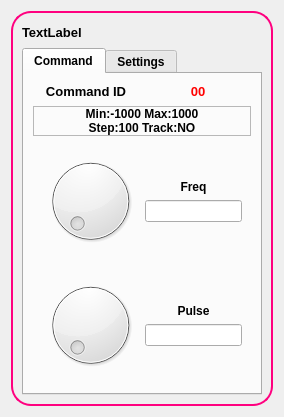
First picture: the form in siggenW.ui, repository devlabnet/YASP, before the edit.
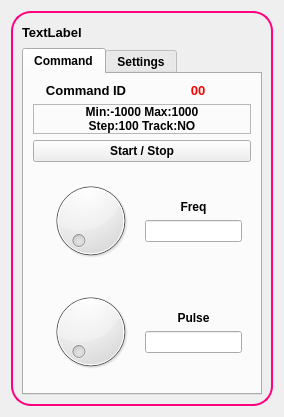
Second picture: the form after the edit. Icons and pictures are not drawn. Custom widgets are drawn as their Qt base class.

Commit message: 02/04/2019 at 14:01:03  / sig gen not good  M buttonW.ui  M dialW.ui  M mainwindow.cpp AM precisepolling.cpp AM precisepolling.h  M siggenW.ui  M siggenw.cpp  M siggenw.h  M sliderW.ui  M widgetsarealayout.cpp  M widgetswindow.ui  M yasp.pro

```diff
--- a/siggenW.ui
+++ b/siggenW.ui
@@ -158,7 +158,135 @@
           <string>Command</string>
          </attribute>
          <layout class="QGridLayout" name="gridLayout">
-          <item row="6" column="0" rowspan="2" colspan="4">
+          <item row="4" column="0" rowspan="2" colspan="4">
+           <widget class="QFrame" name="frameFreq">
+            <property name="frameShape">
+             <enum>QFrame::NoFrame</enum>
+            </property>
+            <property name="frameShadow">
+             <enum>QFrame::Sunken</enum>
+            </property>
+            <property name="lineWidth">
+             <number>0</number>
+            </property>
+            <layout class="QHBoxLayout" name="horizontalLayout_4">
+             <item>
+              <spacer name="horizontalSpacer_3">
+               <property name="orientation">
+                <enum>Qt::Horizontal</enum>
+               </property>
+               <property name="sizeType">
+                <enum>QSizePolicy::Expanding</enum>
+               </property>
+               <property name="sizeHint" stdset="0">
+                <size>
+                 <width>10</width>
+                 <height>20</height>
+                </size>
+               </property>
+              </spacer>
+             </item>
+             <item>
+              <widget class="QDial" name="freqSpin">
+               <property name="sizePolicy">
+                <sizepolicy hsizetype="Minimum" vsizetype="Minimum">
+                 <horstretch>0</horstretch>
+                 <verstretch>0</verstretch>
+                </sizepolicy>
+               </property>
+               <property name="focusPolicy">
+                <enum>Qt::StrongFocus</enum>
+               </property>
+               <property name="autoFillBackground">
+                <bool>false</bool>
+               </property>
+               <property name="minimum">
+                <number>1</number>
+               </property>
+               <property name="maximum">
+                <number>10000</number>
+               </property>
+              </widget>
+             </item>
+             <item>
+              <layout class="QVBoxLayout" name="verticalLayout_3">
+               <item>
+                <spacer name="verticalSpacer">
+                 <property name="orientation">
+                  <enum>Qt::Vertical</enum>
+                 </property>
+                 <property name="sizeHint" stdset="0">
+                  <size>
+                   <width>20</width>
+                   <height>2</height>
+                  </size>
+                 </property>
+                </spacer>
+               </item>
+               <item>
+                <widget class="QLabel" name="Value">
+                 <property name="font">
+                  <font>
+                   <weight>75</weight>
+                   <bold>true</bold>
+                  </font>
+                 </property>
+                 <property name="text">
+                  <string>Freq</string>
+                 </property>
+                 <property name="alignment">
+                  <set>Qt::AlignCenter</set>
+                 </property>
+                </widget>
+               </item>
+               <item>
+                <widget class="QLineEdit" name="freqVal">
+                 <property name="sizePolicy">
+                  <sizepolicy hsizetype="Minimum" vsizetype="Fixed">
+                   <horstretch>0</horstretch>
+                   <verstretch>0</verstretch>
+                  </sizepolicy>
+                 </property>
+                 <property name="maxLength">
+                  <number>10</number>
+                 </property>
+                </widget>
+               </item>
+               <item>
+                <spacer name="verticalSpacer_2">
+                 <property name="orientation">
+                  <enum>Qt::Vertical</enum>
+                 </property>
+                 <property name="sizeHint" stdset="0">
+                  <size>
+                   <width>20</width>
+                   <height>2</height>
+                  </size>
+                 </property>
+                </spacer>
+               </item>
+              </layout>
+             </item>
+             <item>
+              <spacer name="horizontalSpacer_4">
+               <property name="orientation">
+                <enum>Qt::Horizontal</enum>
+               </property>
+               <property name="sizeType">
+                <enum>QSizePolicy::Expanding</enum>
+               </property>
+               <property name="sizeHint" stdset="0">
+                <size>
+                 <width>2</width>
+                 <height>20</height>
+                </size>
+               </property>
+              </spacer>
+             </item>
+            </layout>
+           </widget>
+          </item>
+          <item row="7" column="0" rowspan="2" colspan="4">
            <widget class="QFrame" name="framePulse">
             <property name="frameShape">
              <enum>QFrame::NoFrame</enum>
@@ -197,6 +325,9 @@
                <property name="focusPolicy">
                 <enum>Qt::StrongFocus</enum>
                </property>
+               <property name="maximum">
+                <number>10000</number>
+               </property>
               </widget>
              </item>
              <item>
@@ -361,126 +492,23 @@
             </property>
            </widget>
           </item>
-          <item row="3" column="0" rowspan="2" colspan="4">
-           <widget class="QFrame" name="frameFreq">
-            <property name="frameShape">
-             <enum>QFrame::NoFrame</enum>
+          <item row="2" column="0" colspan="4">
+           <widget class="QPushButton" name="goBtn">
+            <property name="font">
+             <font>
+              <weight>75</weight>
+              <bold>true</bold>
+             </font>
             </property>
-            <property name="frameShadow">
-             <enum>QFrame::Sunken</enum>
+            <property name="focusPolicy">
+             <enum>Qt::NoFocus</enum>
             </property>
-            <property name="lineWidth">
-             <number>0</number>
+            <property name="text">
+             <string>Start / Stop</string>
             </property>
-            <layout class="QHBoxLayout" name="horizontalLayout_4">
-             <item>
-              <spacer name="horizontalSpacer_3">
-               <property name="orientation">
-                <enum>Qt::Horizontal</enum>
-               </property>
-               <property name="sizeType">
-                <enum>QSizePolicy::Expanding</enum>
-               </property>
-               <property name="sizeHint" stdset="0">
-                <size>
-                 <width>10</width>
-                 <height>20</height>
-                </size>
-               </property>
-              </spacer>
-             </item>
-             <item>
-              <widget class="QDial" name="freqSpin">
-               <property name="sizePolicy">
-                <sizepolicy hsizetype="Minimum" vsizetype="Minimum">
-                 <horstretch>0</horstretch>
-                 <verstretch>0</verstretch>
-                </sizepolicy>
-               </property>
-               <property name="focusPolicy">
-                <enum>Qt::StrongFocus</enum>
-               </property>
-               <property name="autoFillBackground">
-                <bool>false</bool>
-               </property>
-              </widget>
-             </item>
-             <item>
-              <layout class="QVBoxLayout" name="verticalLayout_3">
-               <item>
-                <spacer name="verticalSpacer">
-                 <property name="orientation">
-                  <enum>Qt::Vertical</enum>
-                 </property>
-                 <property name="sizeHint" stdset="0">
-                  <size>
-                   <width>20</width>
-                   <height>2</height>
-                  </size>
-                 </property>
-                </spacer>
-               </item>
-               <item>
-                <widget class="QLabel" name="Value">
-                 <property name="font">
-                  <font>
-                   <weight>75</weight>
-                   <bold>true</bold>
-                  </font>
-                 </property>
-                 <property name="text">
-                  <string>Freq</string>
-                 </property>
-                 <property name="alignment">
-                  <set>Qt::AlignCenter</set>
-                 </property>
-                </widget>
-               </item>
-               <item>
-                <widget class="QLineEdit" name="freqVal">
-                 <property name="sizePolicy">
-                  <sizepolicy hsizetype="Minimum" vsizetype="Fixed">
-                   <horstretch>0</horstretch>
-                   <verstretch>0</verstretch>
-                  </sizepolicy>
-                 </property>
-                 <property name="maxLength">
-                  <number>10</number>
-                 </property>
-                </widget>
-               </item>
-               <item>
-                <spacer name="verticalSpacer_2">
-                 <property name="orientation">
-                  <enum>Qt::Vertical</enum>
-                 </property>
-                 <property name="sizeHint" stdset="0">
-                  <size>
-                   <width>20</width>
-                   <height>2</height>
-                  </size>
-                 </property>
-                </spacer>
-               </item>
-              </layout>
-             </item>
-             <item>
-              <spacer name="horizontalSpacer_4">
-               <property name="orientation">
-                <enum>Qt::Horizontal</enum>
-               </property>
-               <property name="sizeType">
-                <enum>QSizePolicy::Expanding</enum>
-               </property>
-               <property name="sizeHint" stdset="0">
-                <size>
-                 <width>2</width>
-                 <height>20</height>
-                </size>
-               </property>
-              </spacer>
-             </item>
-            </layout>
+            <property name="checkable">
+             <bool>true</bool>
+            </property>
            </widget>
           </item>
          </layout>
```
Left out of the diff: 3 changed lines with no effect on the pictures. The commit also changes 11 other files.
